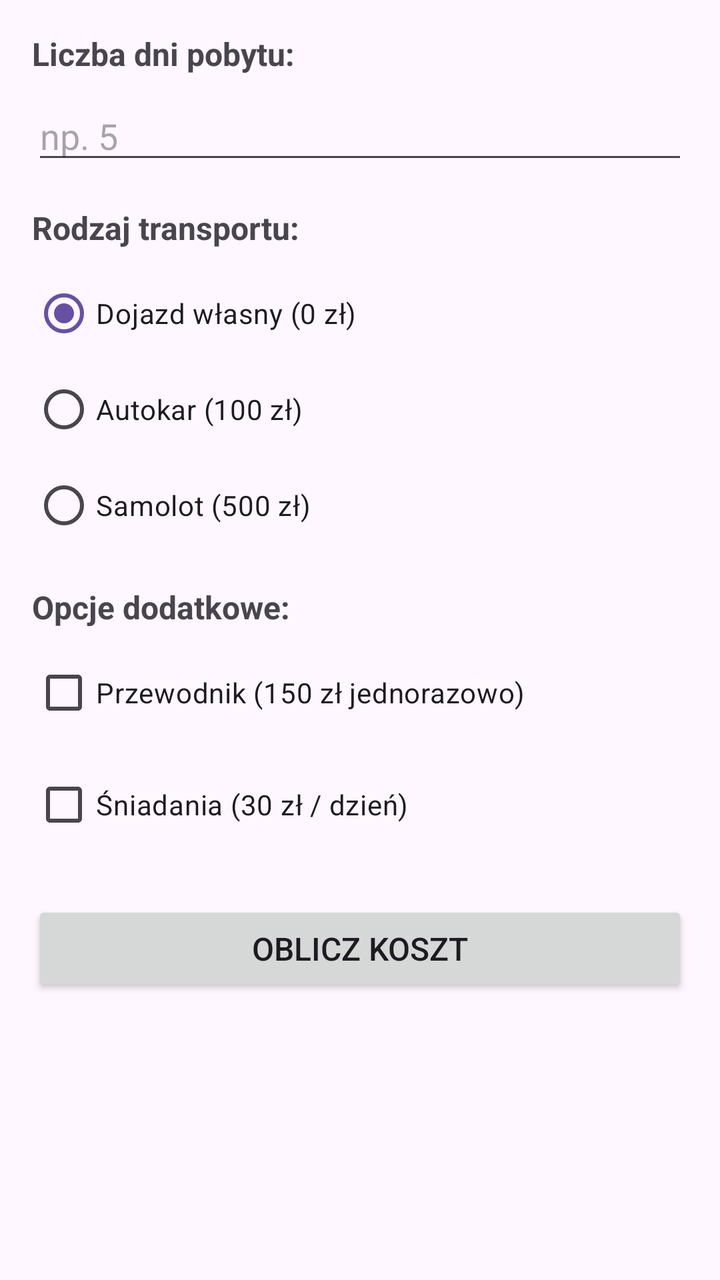
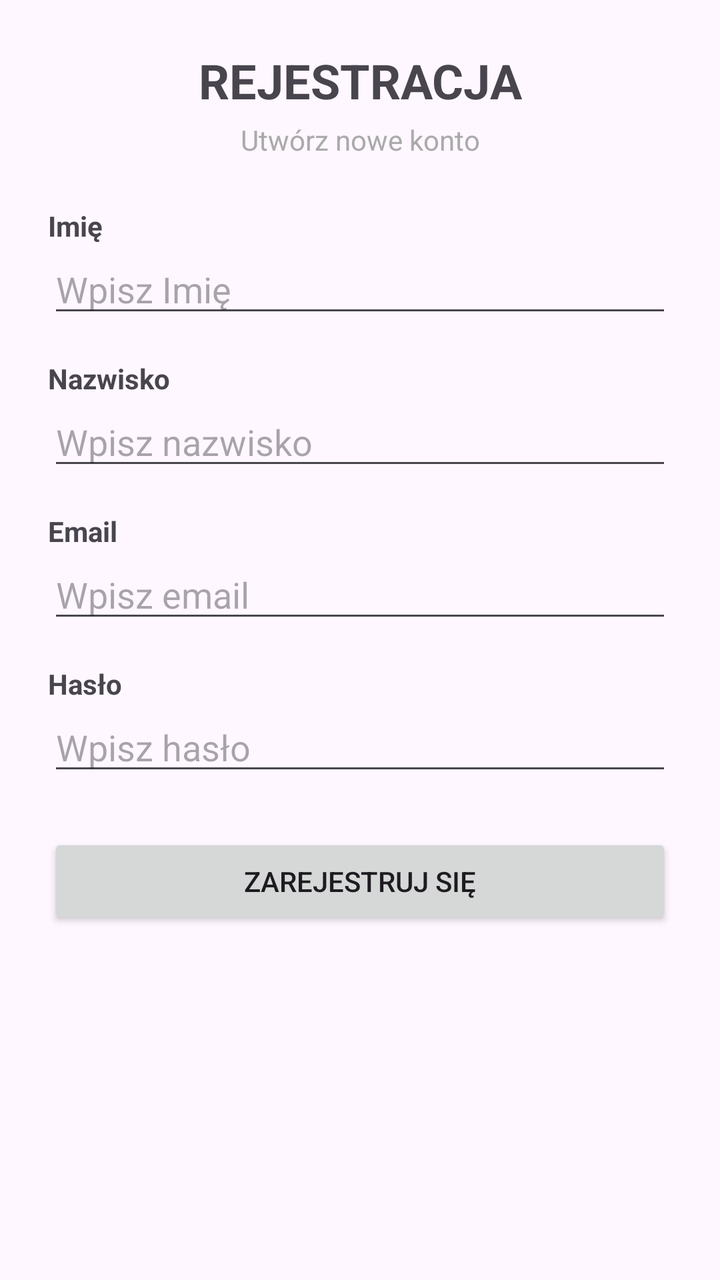

An Android layout rendered at two revisions. The XML below is the earlier revision; the diff shows what the commit changed to produce the second picture.
<!-- AndroidManifest.xml: application theme Theme.Lekcja33 -->
<!-- res/layout/activity_main.xml -->
<?xml version="1.0" encoding="utf-8"?>
<LinearLayout xmlns:android="http://schemas.android.com/apk/res/android"
    android:layout_width="match_parent"
    android:layout_height="match_parent"
    android:orientation="vertical"
    android:padding="16dp">

    <TextView
        android:layout_width="match_parent"
        android:layout_height="wrap_content"
        android:text="@string/label_days"
        android:textSize="16sp"
        android:textStyle="bold"
        android:layout_marginBottom="8dp" />

    <EditText
        android:id="@+id/etDays"
        android:layout_width="match_parent"
        android:layout_height="wrap_content"
        android:hint="@string/hint_days"
        android:inputType="number"
        android:layout_marginBottom="16dp" />

    <TextView
        android:layout_width="match_parent"
        android:layout_height="wrap_content"
        android:text="@string/label_transport"
        android:textSize="16sp"
        android:textStyle="bold"
        android:layout_marginBottom="8dp" />

    <RadioGroup
        android:id="@+id/rgTransport"
        android:layout_width="match_parent"
        android:layout_height="wrap_content"
        android:layout_marginBottom="16dp">

        <RadioButton
            android:id="@+id/rbOwn"
            android:layout_width="wrap_content"
            android:layout_height="wrap_content"
            android:text="@string/trans_own"
            android:checked="true" />

        <RadioButton
            android:id="@+id/rbBus"
            android:layout_width="wrap_content"
            android:layout_height="wrap_content"
            android:text="@string/trans_bus" />

        <RadioButton
            android:id="@+id/rbPlane"
            android:layout_width="wrap_content"
            android:layout_height="wrap_content"
            android:text="@string/trans_plane" />
    </RadioGroup>

    <TextView
        android:layout_width="match_parent"
        android:layout_height="wrap_content"
        android:text="@string/label_options"
        android:textSize="16sp"
        android:textStyle="bold"
        android:layout_marginBottom="8dp" />

    <CheckBox
        android:id="@+id/cbGuide"
        android:layout_width="wrap_content"
        android:layout_height="wrap_content"
        android:text="@string/opt_guide"
        android:layout_marginBottom="8dp" />

    <CheckBox
        android:id="@+id/cbBreakfast"
        android:layout_width="wrap_content"
        android:layout_height="wrap_content"
        android:text="@string/opt_breakfast"
        android:layout_marginBottom="24dp" />

    <Button
        android:id="@+id/btnCalculate"
        android:layout_width="match_parent"
        android:layout_height="wrap_content"
        android:text="@string/btn_calculate"
        android:textSize="16sp" />

</LinearLayout>
<!-- resources referenced by this layout -->
<resources>
  <string name="btn_calculate">OBLICZ KOSZT</string>
  <string name="hint_days">np. 5</string>
  <string name="label_days">Liczba dni pobytu:</string>
  <string name="label_options">Opcje dodatkowe:</string>
  <string name="label_transport">Rodzaj transportu:</string>
  <string name="opt_breakfast">Śniadania (30 zł / dzień)</string>
  <string name="opt_guide">Przewodnik (150 zł jednorazowo)</string>
  <string name="trans_bus">Autokar (100 zł)</string>
  <string name="trans_own">Dojazd własny (0 zł)</string>
  <string name="trans_plane">Samolot (500 zł)</string>
  <style name="Theme.Lekcja33" parent="Base.Theme.Lekcja33" />
  <style name="Base.Theme.Lekcja33" parent="Theme.Material3.DayNight.NoActionBar">
          
          
      </style>
</resources>

<!-- the commit's change to res/layout/activity_main.xml (unified diff, before → after) -->
@@ -1,87 +1,95 @@
 <?xml version="1.0" encoding="utf-8"?>
-<LinearLayout xmlns:android="http://schemas.android.com/apk/res/android"
+<ScrollView xmlns:android="http://schemas.android.com/apk/res/android"
     android:layout_width="match_parent"
     android:layout_height="match_parent"
-    android:orientation="vertical"
-    android:padding="16dp">
+    android:fillViewport="true"
+    android:padding="24dp">
 
-    <TextView
+    <LinearLayout
         android:layout_width="match_parent"
         android:layout_height="wrap_content"
-        android:text="@string/label_days"
-        android:textSize="16sp"
-        android:textStyle="bold"
-        android:layout_marginBottom="8dp" />
+        android:orientation="vertical">
 
-    <EditText
-        android:id="@+id/etDays"
-        android:layout_width="match_parent"
-        android:layout_height="wrap_content"
-        android:hint="@string/hint_days"
-        android:inputType="number"
-        android:layout_marginBottom="16dp" />
+        <TextView
+            android:layout_width="match_parent"
+            android:layout_height="wrap_content"
+            android:text="REJESTRACJA"
+            android:textSize="24sp"
+            android:textStyle="bold"
+            android:gravity="center"
+            android:layout_marginBottom="4dp"/>
 
-    <TextView
-        android:layout_width="match_parent"
-        android:layout_height="wrap_content"
-        android:text="@string/label_transport"
-        android:textSize="16sp"
-        android:textStyle="bold"
-        android:layout_marginBottom="8dp" />
+        <TextView
+            android:layout_width="match_parent"
+            android:layout_height="wrap_content"
+            android:text="Utwórz nowe konto"
+            android:textSize="14sp"
+            android:gravity="center"
+            android:layout_marginBottom="24dp"
+            android:textColor="@android:color/darker_gray"/>
 
-    <RadioGroup
-        android:id="@+id/rgTransport"
-        android:layout_width="match_parent"
-        android:layout_height="wrap_content"
-        android:layout_marginBottom="16dp">
+        <TextView
+            android:layout_width="match_parent"
+            android:layout_height="wrap_content"
+            android:text="Imię"
+            android:textStyle="bold"/>
 
-        <RadioButton
-            android:id="@+id/rbOwn"
-            android:layout_width="wrap_content"
+        <EditText
+            android:id="@+id/etImie"
+            android:layout_width="match_parent"
             android:layout_height="wrap_content"
-            android:text="@string/trans_own"
-            android:checked="true" />
+            android:hint="Wpisz Imię"
+            android:inputType="textPersonName"
+            android:layout_marginBottom="16dp"/>
 
-        <RadioButton
-            android:id="@+id/rbBus"
-            android:layout_width="wrap_content"
+        <TextView
+            android:layout_width="match_parent"
             android:layout_height="wrap_content"
-            android:text="@string/trans_bus" />
+            android:text="Nazwisko"
+            android:textStyle="bold"/>
 
-        <RadioButton
-            android:id="@+id/rbPlane"
-            android:layout_width="wrap_content"
+        <EditText
+            android:id="@+id/etNazwisko"
+            android:layout_width="match_parent"
             android:layout_height="wrap_content"
-            android:text="@string/trans_plane" />
-    </RadioGroup>
+            android:hint="Wpisz nazwisko"
+            android:inputType="textPersonName"
+            android:layout_marginBottom="16dp"/>
 
-    <TextView
-        android:layout_width="match_parent"
-        android:layout_height="wrap_content"
-        android:text="@string/label_options"
-        android:textSize="16sp"
-        android:textStyle="bold"
-        android:layout_marginBottom="8dp" />
+        <TextView
+            android:layout_width="match_parent"
+            android:layout_height="wrap_content"
+            android:text="Email"
+            android:textStyle="bold"/>
 
-    <CheckBox
-        android:id="@+id/cbGuide"
-        android:layout_width="wrap_content"
-        android:layout_height="wrap_content"
-        android:text="@string/opt_guide"
-        android:layout_marginBottom="8dp" />
+        <EditText
+            android:id="@+id/etEmail"
+            android:layout_width="match_parent"
+            android:layout_height="wrap_content"
+            android:hint="Wpisz email"
+            android:inputType="textEmailAddress"
+            android:layout_marginBottom="16dp"/>
 
-    <CheckBox
-        android:id="@+id/cbBreakfast"
-        android:layout_width="wrap_content"
-        android:layout_height="wrap_content"
-        android:text="@string/opt_breakfast"
-        android:layout_marginBottom="24dp" />
+        <TextView
+            android:layout_width="match_parent"
+            android:layout_height="wrap_content"
+            android:text="Hasło"
+            android:textStyle="bold"/>
 
-    <Button
-        android:id="@+id/btnCalculate"
-        android:layout_width="match_parent"
-        android:layout_height="wrap_content"
-        android:text="@string/btn_calculate"
-        android:textSize="16sp" />
+        <EditText
+            android:id="@+id/etHaslo"
+            android:layout_width="match_parent"
+            android:layout_height="wrap_content"
+            android:hint="Wpisz hasło"
+            android:inputType="textPassword"
+            android:layout_marginBottom="24dp"/>
 
-</LinearLayout>
+        
+        <Button
+            android:id="@+id/btnRejestruj"
+            android:layout_width="match_parent"
+            android:layout_height="wrap_content"
+            android:text="ZAREJESTRUJ SIĘ"/>
+
+    </LinearLayout>
+</ScrollView>
<!-- resource entries referenced after the edit -->
@@ -1,15 +1,5 @@
 <!-- resources referenced by this layout -->
 <resources>
-  <string name="btn_calculate">OBLICZ KOSZT</string>
-  <string name="hint_days">np. 5</string>
-  <string name="label_days">Liczba dni pobytu:</string>
-  <string name="label_options">Opcje dodatkowe:</string>
-  <string name="label_transport">Rodzaj transportu:</string>
-  <string name="opt_breakfast">Śniadania (30 zł / dzień)</string>
-  <string name="opt_guide">Przewodnik (150 zł jednorazowo)</string>
-  <string name="trans_bus">Autokar (100 zł)</string>
-  <string name="trans_own">Dojazd własny (0 zł)</string>
-  <string name="trans_plane">Samolot (500 zł)</string>
   <style name="Theme.Lekcja33" parent="Base.Theme.Lekcja33" />
   <style name="Base.Theme.Lekcja33" parent="Theme.Material3.DayNight.NoActionBar">
           
